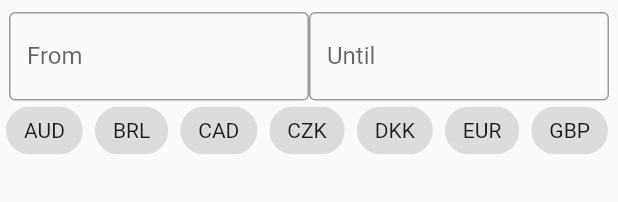
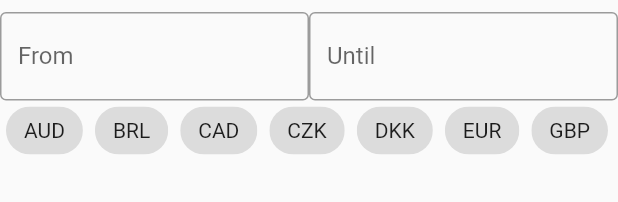
Before and after one commit to hhldiniz/cotacao_direta, a Flutter app: the CurrencyHistory widget shown alone on an empty page, opened directly, on a phone screen of 412 x 824 dp. Shown: the top 202 px of the screen. Run offline on Flutter 3.47's test engine with Material 2 defaults, Android fonts, the phone set to English and light mode, and no system bars; our stand-ins replace sqflite; accounts and stored records are empty; statements that could not run were skipped.

Commit message:
correção na atualização do estado dos filtros e no layout das views de escolha de datas

```diff
--- a/lib/blocs/currency_history_bloc.dart
+++ b/lib/blocs/currency_history_bloc.dart
@@ -11,6 +11,7 @@ class CurrencyHistoryBloc extends BaseBloc {
   final _currencyHistoryFromDateController = TextEditingController();
   final _currencyHistoryToDateController = TextEditingController();
   final _currencyListStreamController = Map<String, StreamController>();
+
 
   CurrencyHistoryBloc() {
     Currencies.values.forEach((currency) {
--- a/lib/view/widgets/main_menu_items/currency_history_menu.dart
+++ b/lib/view/widgets/main_menu_items/currency_history_menu.dart
@@ -17,6 +17,8 @@ class CurrencyHistory extends StatelessWidget {
           .getEnumValue(Currencies.values.elementAt(index).toString());
     });
     final _screenWidth = MediaQuery.of(context).size.width;
+    final _currencyChipsPressState = Map.fromIterable(_currencyList,
+        key: (element) => element, value: (element) => false);
 
     return Column(
       children: <Widget>[
@@ -33,7 +35,7 @@ class CurrencyHistory extends StatelessWidget {
                       Column(
                         children: <Widget>[
                           Container(
-                            width: 200,
+                            width: _screenWidth/2,
                             child: TextField(
                               controller:
                                   bloc.currencyHistoryFromDateController,
@@ -63,7 +65,7 @@ class CurrencyHistory extends StatelessWidget {
                       Column(
                         children: <Widget>[
                           Container(
-                              width: 200,
+                              width: _screenWidth/2,
                               child: TextField(
                                 controller:
                                     bloc.currencyHistoryToDateController,
@@ -107,17 +109,18 @@ class CurrencyHistory extends StatelessWidget {
                     return Padding(
                         padding: EdgeInsets.symmetric(horizontal: 4),
                         child: StreamBuilder(
-                          initialData: false,
+                          initialData: _currencyChipsPressState[_currencyList.elementAt(index)],
                           stream: bloc
                               .getCurrencySteam(_currencyList.elementAt(index)),
                           builder: (context, snapshot) {
                             return RawChip(
                               showCheckmark: true,
-                              selected: snapshot.data,
+                              selected: _currencyChipsPressState[_currencyList.elementAt(index)],
                               onPressed: () {
+                                _currencyChipsPressState[_currencyList.elementAt(index)] = !_currencyChipsPressState[_currencyList.elementAt(index)];
                                 bloc.updateCurrencyState(
                                     _currencyList.elementAt(index),
-                                    !snapshot.data);
+                                    !_currencyChipsPressState[_currencyList.elementAt(index)]);
                               },
                               label: Text(_currencyList.elementAt(index)),
                             );
```
Lines whose indentation alone changed are shown as unchanged.
